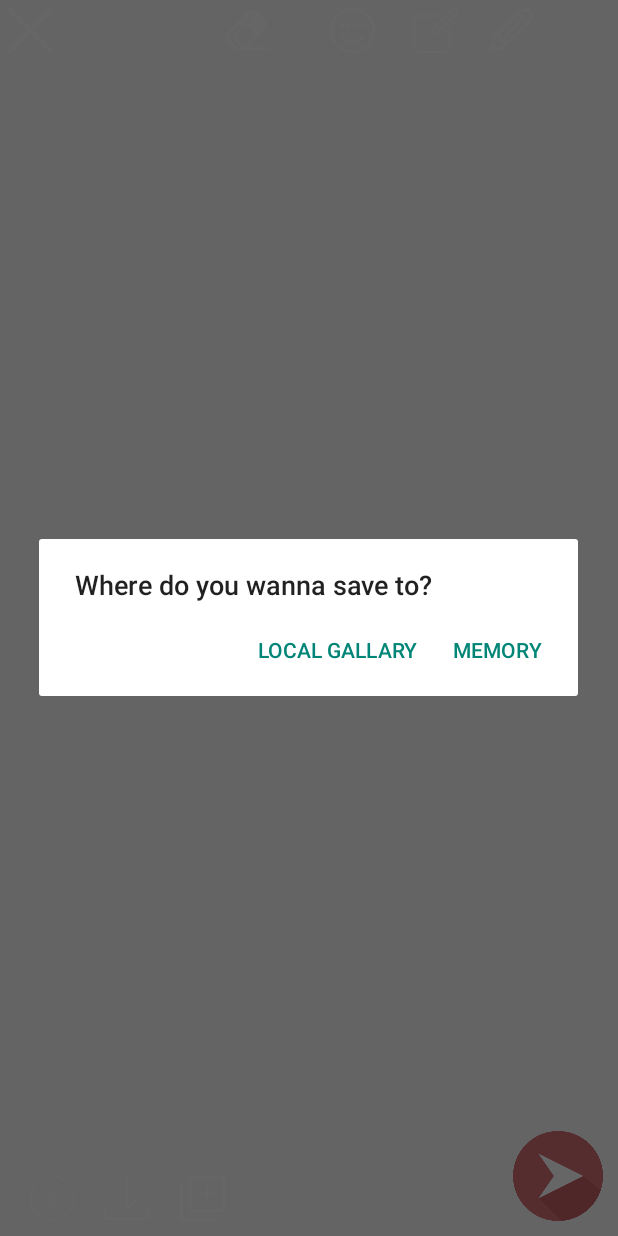
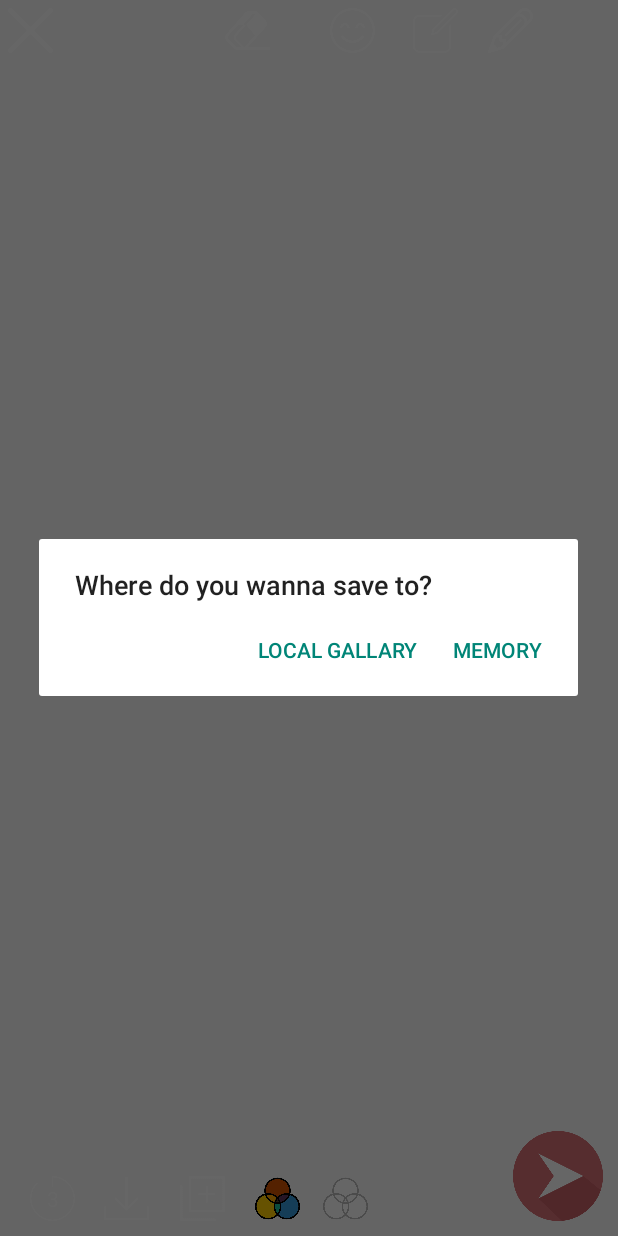
Before and after one commit to Fallie/MobileComputingProject, an Android app: the PreviewActivity screen opened directly, with no data from a screen before it, after a tap on an icon or button, on a phone screen of 412 x 824 dp. Run offline under Robolectric (Android 15) with nearby library versions, the phone set to English and light mode, and no system bars; our stand-ins replace Firebase (no records; nobody signed in at launch, a user with empty details on screens opened directly).

Commit message:
add two filters: gray and colorful

```diff
--- a/app/src/main/res/layout/activity_preview.xml
+++ b/app/src/main/res/layout/activity_preview.xml
@@ -52,6 +52,26 @@
         android:layout_height="30dp"
         android:layout_marginBottom="10dp"
         android:layout_marginLeft="120dp" />
+
+    <Button
+        android:background="@drawable/color_filters"
+        android:layout_gravity="bottom"
+        android:id="@+id/btnApplyFilter"
+        android:layout_width="30dp"
+        android:layout_height="30dp"
+        android:layout_marginBottom="10dp"
+        android:layout_marginLeft="170dp"
+        android:alpha="128"/>
+
+    <Button
+        android:background="@drawable/gray_filters"
+        android:layout_gravity="bottom"
+        android:id="@+id/btnApplyGray"
+        android:layout_width="30dp"
+        android:layout_height="30dp"
+        android:layout_marginBottom="10dp"
+        android:layout_marginLeft="215dp"
+        android:alpha="128"/>
 
     <Button
         android:background="@drawable/eraser"
```
Also changed, not shown: app/src/main/java/com/example/wyyz/snapchat/activity/PreviewActivity.java (+34 -0 lines), app/src/main/java/com/example/wyyz/snapchat/colorFilter/ColorFilter.java (added, +39 -0 lines), app/src/main/java/com/example/wyyz/snapchat/colorFilter/GrayFilter.java (added, +37 -0 lines), app/src/main/res/drawable/color_filters.png (added), app/src/main/res/drawable/gray_filters.png (added).
